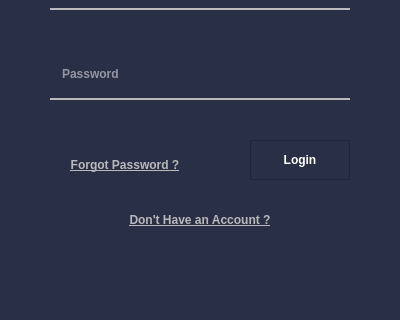
Old version of the form ETM/ETM.ui in the repository yusufnasserdev/Employees-Task-Manager; both pictures show x 0 to 400 and y 183 to 503 of the 400 by 600 pixel window.
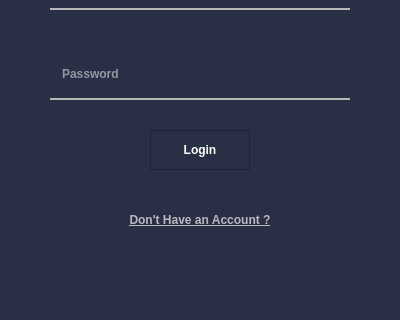
New version of the form. Icons and pictures are not drawn.

```diff
--- a/ETM/ETM.ui
+++ b/ETM/ETM.ui
@@ -230,8 +230,8 @@
    <widget class="QPushButton" name="login_btn">
     <property name="geometry">
      <rect>
-      <x>250</x>
-      <y>310</y>
+      <x>150</x>
+      <y>300</y>
       <width>100</width>
       <height>40</height>
      </rect>
@@ -243,44 +243,6 @@
      <string>Login</string>
     </property>
    </widget>
-   <widget class="QPushButton" name="pushButton_2">
-    <property name="geometry">
-     <rect>
-      <x>50</x>
-      <y>310</y>
-      <width>150</width>
-      <height>50</height>
-     </rect>
-    </property>
-    <property name="cursor">
-     <cursorShape>PointingHandCursor</cursorShape>
-    </property>
-    <property name="layoutDirection">
-     <enum>Qt::LeftToRight</enum>
-    </property>
-    <property name="styleSheet">
-     <string notr="true">/*-----QPushButton-----*/
-QPushButton
-{
-	background-color: #292f45;
-	color: #b9b9bb;
-	font-weight: bold;
-	border-color: #292f45;
-	text-decoration:underline;
-}
-
-QPushButton::hover
-{
-	color: #fff;
-}</string>
-    </property>
-    <property name="text">
-     <string>Forgot Password ?</string>
-    </property>
-    <property name="flat">
-     <bool>true</bool>
-    </property>
-   </widget>
    <widget class="QPushButton" name="tosignup_btn">
     <property name="geometry">
      <rect>
@@ -316,6 +278,34 @@
      <bool>true</bool>
     </property>
    </widget>
+   <widget class="QPushButton" name="signinWarning">
+    <property name="geometry">
+     <rect>
+      <x>260</x>
+      <y>310</y>
+      <width>41</width>
+      <height>21</height>
+     </rect>
+    </property>
+    <property name="toolTip">
+     <string>&lt;html&gt;&lt;head/&gt;&lt;body&gt;&lt;p&gt;&lt;span style=&quot; font-size:10pt; color:#ffffff;&quot;&gt;Either the Username or the Password invalid&lt;/span&gt;&lt;/p&gt;&lt;/body&gt;&lt;/html&gt;</string>
+    </property>
+    <property name="whatsThis">
+     <string>&lt;html&gt;&lt;head/&gt;&lt;body&gt;&lt;p&gt;&lt;span style=&quot; font-size:10pt; color:#ffffff;&quot;&gt;Please Enter a Valid Username and Password&lt;/span&gt;&lt;/p&gt;&lt;/body&gt;&lt;/html&gt;</string>
+    </property>
+    <property name="styleSheet">
+     <string notr="true">border: none;
+color:rgba(240,78,78,10);
+background-color: rgba(78, 78, 78, 10);</string>
+    </property>
+    <property name="text">
+     <string/>
+    </property>
+    <property name="icon">
+     <iconset>
+      <normaloff>res/exclamation-mark.png</normaloff>res/exclamation-mark.png</iconset>
+    </property>
+   </widget>
   </widget>
   <widget class="QMenuBar" name="menuBar">
    <property name="geometry">
```
Left out of the diff: 2 changed lines with no effect on the pictures.
